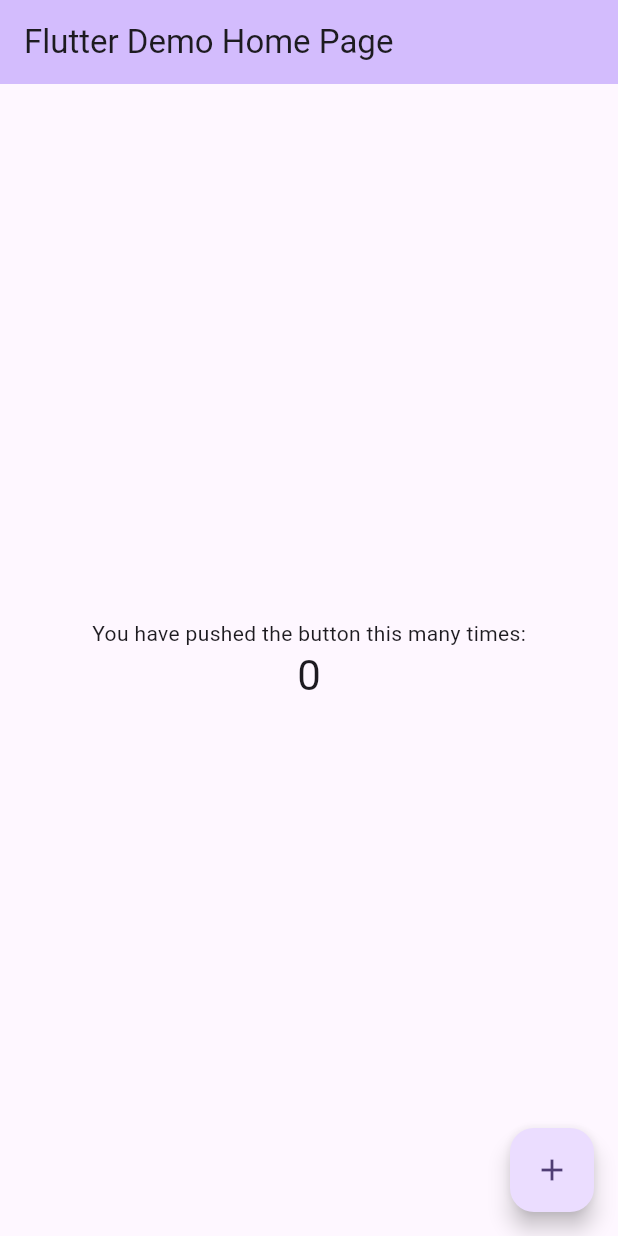
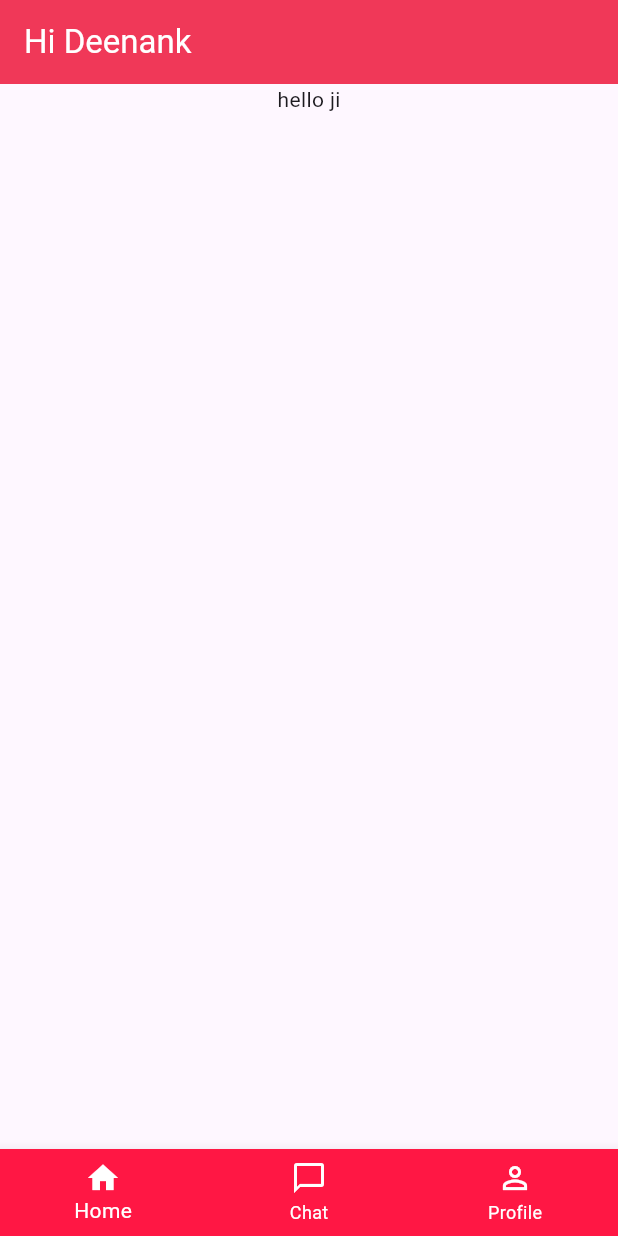
Before and after one commit to DeenankSharma/Swasthya_Health_AI_app, a Flutter app: the screen it shows after launch, on a phone screen of 412 x 824 dp. Run offline on Flutter 3.47's test engine with Material 3 defaults, Android fonts, the phone set to English and light mode, and no system bars; our stand-ins replace bloc, flutter_bloc.

Commit message:
feat : adds basic interface

```diff
--- /dev/null
+++ b/frontend/project/devtools_options.yaml
@@ -0,0 +1,3 @@
+description: This file stores settings for Dart & Flutter DevTools.
+documentation: https://docs.flutter.dev/tools/devtools/extensions#configure-extension-enablement-states
+extensions:
--- a/frontend/project/lib/main.dart
+++ b/frontend/project/lib/main.dart
@@ -1,125 +1,32 @@
 import 'package:flutter/material.dart';
+import 'package:project/presentation/chat/bloc/chat_bloc.dart';
+import 'package:project/presentation/home/bloc/home_bloc.dart';
+import 'package:project/presentation/home/home.dart';
+import 'package:project/presentation/profile/bloc/profile_bloc.dart';
+import 'package:provider/provider.dart';
+import 'package:project/providers/screenIndexProvider.dart';
 
-void main() {
-  runApp(const MyApp());
+void main(){
+  runApp(MainApp());
 }
 
-class MyApp extends StatelessWidget {
-  const MyApp({super.key});
+class MainApp extends StatelessWidget {
+  const MainApp({super.key});
 
-  // This widget is the root of your application.
   @override
   Widget build(BuildContext context) {
-    return MaterialApp(
-      title: 'Flutter Demo',
-      theme: ThemeData(
-        // This is the theme of your application.
-        //
-        // TRY THIS: Try running your application with "flutter run". You'll see
-        // the application has a purple toolbar. Then, without quitting the app,
-        // try changing the seedColor in the colorScheme below to Colors.green
-        // and then invoke "hot reload" (save your changes or press the "hot
-        // reload" button in a Flutter-supported IDE, or press "r" if you used
-        // the command line to start the app).
-        //
-        // Notice that the counter didn't reset back to zero; the application
-        // state is not lost during the reload. To reset the state, use hot
-        // restart instead.
-        //
-        // This works for code too, not just values: Most code changes can be
-        // tested with just a hot reload.
-        colorScheme: ColorScheme.fromSeed(seedColor: Colors.deepPurple),
-        useMaterial3: true,
+    return MultiProvider(
+      providers: [
+        Provider<HomeBloc>(create: (context)=>HomeBloc()),
+        Provider<ChatBloc>(create: (context)=>ChatBloc()),
+        Provider<ProfileBloc>(create: (context)=>ProfileBloc()),
+        ChangeNotifierProvider(create: (context) => screenIndexProvider())
+      ],child: MaterialApp(
+        debugShowCheckedModeBanner: false,
+        theme: ThemeData(primaryColor: Color.fromRGBO(240, 56, 88, 1)),
+        home: Home(),
+
       ),
-      home: const MyHomePage(title: 'Flutter Demo Home Page'),
     );
   }
 }
-
-class MyHomePage extends StatefulWidget {
-  const MyHomePage({super.key, required this.title});
-
-  // This widget is the home page of your application. It is stateful, meaning
-  // that it has a State object (defined below) that contains fields that affect
-  // how it looks.
-
-  // This class is the configuration for the state. It holds the values (in this
-  // case the title) provided by the parent (in this case the App widget) and
-  // used by the build method of the State. Fields in a Widget subclass are
-  // always marked "final".
-
-  final String title;
-
-  @override
-  State<MyHomePage> createState() => _MyHomePageState();
-}
-
-class _MyHomePageState extends State<MyHomePage> {
-  int _counter = 0;
-
-  void _incrementCounter() {
-    setState(() {
-      // This call to setState tells the Flutter framework that something has
-      // changed in this State, which causes it to rerun the build method below
-      // so that the display can reflect the updated values. If we changed
-      // _counter without calling setState(), then the build method would not be
-      // called again, and so nothing would appear to happen.
-      _counter++;
-    });
-  }
-
-  @override
-  Widget build(BuildContext context) {
-    // This method is rerun every time setState is called, for instance as done
-    // by the _incrementCounter method above.
-    //
-    // The Flutter framework has been optimized to make rerunning build methods
-    // fast, so that you can just rebuild anything that needs updating rather
-    // than having to individually change instances of widgets.
-    return Scaffold(
-      appBar: AppBar(
-        // TRY THIS: Try changing the color here to a specific color (to
-        // Colors.amber, perhaps?) and trigger a hot reload to see the AppBar
-        // change color while the other colors stay the same.
-        backgroundColor: Theme.of(context).colorScheme.inversePrimary,
-        // Here we take the value from the MyHomePage object that was created by
-        // the App.build method, and use it to set our appbar title.
-        title: Text(widget.title),
-      ),
-      body: Center(
-        // Center is a layout widget. It takes a single child and positions it
-        // in the middle of the parent.
-        child: Column(
-          // Column is also a layout widget. It takes a list of children and
-          // arranges them vertically. By default, it sizes itself to fit its
-          // children horizontally, and tries to be as tall as its parent.
-          //
-          // Column has various properties to control how it sizes itself and
-          // how it positions its children. Here we use mainAxisAlignment to
-          // center the children vertically; the main axis here is the vertical
-          // axis because Columns are vertical (the cross axis would be
-          // horizontal).
-          //
-          // TRY THIS: Invoke "debug painting" (choose the "Toggle Debug Paint"
-          // action in the IDE, or press "p" in the console), to see the
-          // wireframe for each widget.
-          mainAxisAlignment: MainAxisAlignment.center,
-          children: <Widget>[
-            const Text(
-              'You have pushed the button this many times:',
-            ),
-            Text(
-              '$_counter',
-              style: Theme.of(context).textTheme.headlineMedium,
-            ),
-          ],
-        ),
-      ),
-      floatingActionButton: FloatingActionButton(
-        onPressed: _incrementCounter,
-        tooltip: 'Increment',
-        child: const Icon(Icons.add),
-      ), // This trailing comma makes auto-formatting nicer for build methods.
-    );
-  }
-}
--- a/frontend/project/lib/presentation/chat/bloc/chat_state.dart
+++ b/frontend/project/lib/presentation/chat/bloc/chat_state.dart
@@ -4,3 +4,4 @@ part of 'chat_bloc.dart';
 sealed class ChatState {}
 
 final class ChatInitial extends ChatState {}
+class ChatActionState extends ChatState{}
--- a/frontend/project/lib/presentation/home/bloc/home_state.dart
+++ b/frontend/project/lib/presentation/home/bloc/home_state.dart
@@ -4,3 +4,4 @@ part of 'home_bloc.dart';
 sealed class HomeState {}
 
 final class HomeInitial extends HomeState {}
+class HomeActionState extends HomeState{}
--- a/frontend/project/lib/presentation/home/home.dart
+++ b/frontend/project/lib/presentation/home/home.dart
@@ -0,0 +1,104 @@
+import 'package:flutter/material.dart';
+import 'package:project/presentation/chat/chat.dart';
+import 'package:project/presentation/home/bloc/home_bloc.dart';
+import 'package:project/presentation/profile/profile.dart';
+import 'package:project/providers/screenIndexProvider.dart';
+import 'package:provider/provider.dart';
+import 'package:flutter_bloc/flutter_bloc.dart';
+
+class Home extends StatelessWidget {
+  final HomeBloc homebloc =HomeBloc();
+
+
+  @override
+  Widget build(BuildContext context) {
+    final _screenindexprovider = Provider.of<screenIndexProvider>(context);
+    int currentScreenIndex = _screenindexprovider.fetchCurrentScreenIndex;
+    return BlocConsumer<HomeBloc, HomeState>(
+      bloc: homebloc,
+      buildWhen: (previous,current)=>current is HomeActionState,
+      listenWhen: (previous,current)=>current is HomeActionState,
+      listener: (context, state) {},
+      builder: (context, state) {
+        if (currentScreenIndex == 1) {
+          WidgetsBinding.instance.addPostFrameCallback((_) {
+            Navigator.pushReplacement(
+              context,
+              MaterialPageRoute(builder: (context) => Chat()),
+            );
+          });
+        }
+        if (currentScreenIndex == 2) {
+          WidgetsBinding.instance.addPostFrameCallback((_) {
+            Navigator.pushReplacement(
+              context,
+              MaterialPageRoute(builder: (context) => Profile()),
+            );
+          });
+        }
+        return Scaffold(
+          appBar: AppBar(
+            title: Text('Hi Deenank',style: TextStyle(color: Colors.white)),
+            backgroundColor: const Color.fromRGBO(240, 56, 88, 1),
+          ),
+          body: Column(
+            children: [
+              Expanded(
+                child: Center(
+                  child: Container(
+                    child: Column(children: [Text('hello ji')],),
+                  ),
+                ),
+              ),
+              BottomNavigationBar(
+                currentIndex: currentScreenIndex,
+                onTap: (value) {
+                  _screenindexprovider.updateScreenIndex(value);
+                },
+                backgroundColor: Colors.redAccent.shade400,
+                selectedItemColor: Colors.white,
+                unselectedItemColor: Colors.white,
+                items: [
+                  BottomNavigationBarItem(
+                    icon: Icon(
+                      (currentScreenIndex == 0)
+                          ? Icons.home
+                          : Icons.home_outlined,
+                      color: (currentScreenIndex == 0)
+                          ? Colors.white
+                          : Colors.white,
+                    ),
+                    label: 'Home',
+                  ),
+                  BottomNavigationBarItem(
+                    icon: Icon(
+                      (currentScreenIndex == 1)
+                          ? Icons.chat_bubble
+                          : Icons.chat_bubble_outline,
+                      color: (currentScreenIndex == 1)
+                          ? Colors.white
+                          : Colors.white,
+                    ),
+                    label: 'Chat',
+                  ),
+                  BottomNavigationBarItem(
+                    icon: Icon(
+                      (currentScreenIndex == 2)
+                          ? Icons.person
+                          : Icons.person_outline,
+                      color: (currentScreenIndex == 2)
+                          ? Colors.white
+                          : Colors.white,
+                    ),
+                    label: 'Profile',
+                  ),
+                ],
+              ),
+            ],
+          ),
+
+        );
+      },
+    );
+  }
+}
--- a/frontend/project/lib/presentation/profile/bloc/profile_state.dart
+++ b/frontend/project/lib/presentation/profile/bloc/profile_state.dart
@@ -4,3 +4,4 @@ part of 'profile_bloc.dart';
 sealed class ProfileState {}
 
 final class ProfileInitial extends ProfileState {}
+class ProfileActionState extends ProfileState{}
--- /dev/null
+++ b/frontend/project/lib/providers/screenIndexProvider.dart
@@ -0,0 +1,13 @@
+import 'package:flutter/material.dart';
+
+class screenIndexProvider extends ChangeNotifier{
+  int screenIndex = 0;
+  int get fetchCurrentScreenIndex{
+    return screenIndex;
+  }
+
+  void updateScreenIndex(int newIndex){
+    screenIndex=newIndex;
+    notifyListeners();
+  }
+}
--- a/frontend/project/pubspec.yaml
+++ b/frontend/project/pubspec.yaml
@@ -36,6 +36,8 @@ dependencies:
   # Use with the CupertinoIcons class for iOS style icons.
   cupertino_icons: ^1.0.6
   bloc: ^8.1.4
+  provider: ^6.1.2
+  flutter_bloc: ^8.1.6
 
 dev_dependencies:
   flutter_test:
```
Also changed, not shown: frontend/project/lib/presentation/chat/chat.dart (+103 -0 lines), frontend/project/lib/presentation/profile/profile.dart (+105 -0 lines), frontend/project/pubspec.lock, 1 other file.
